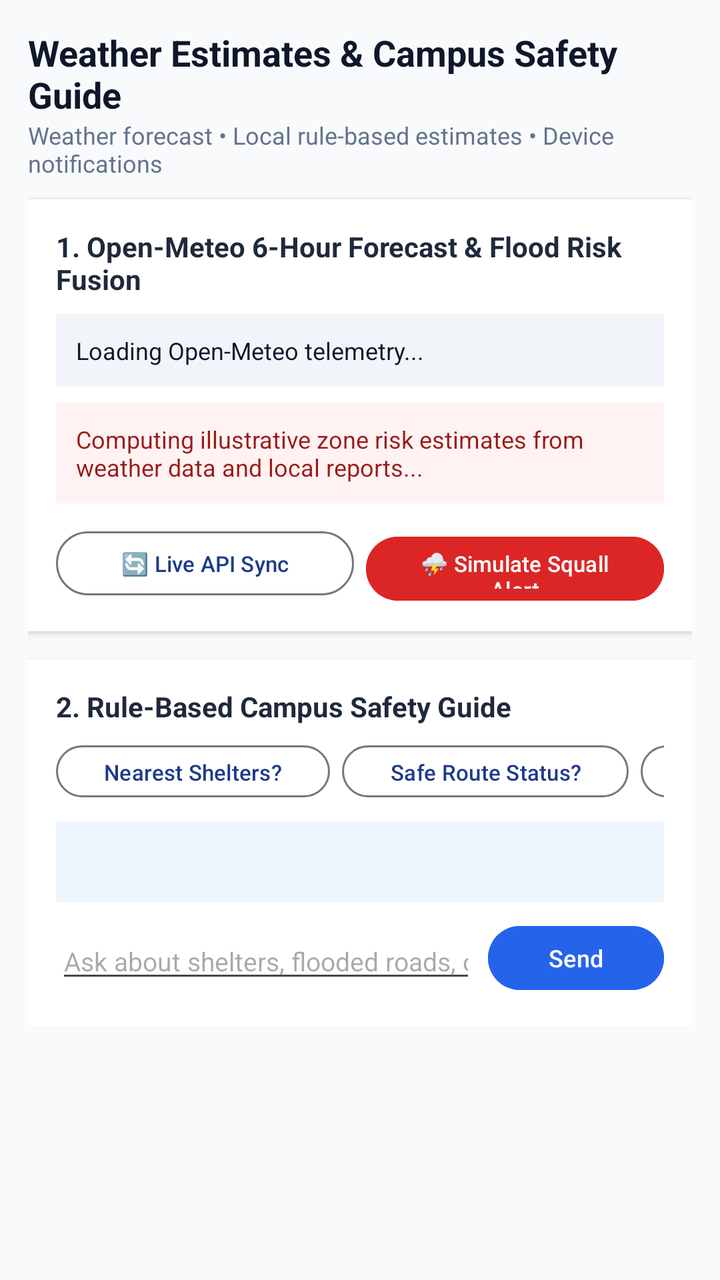
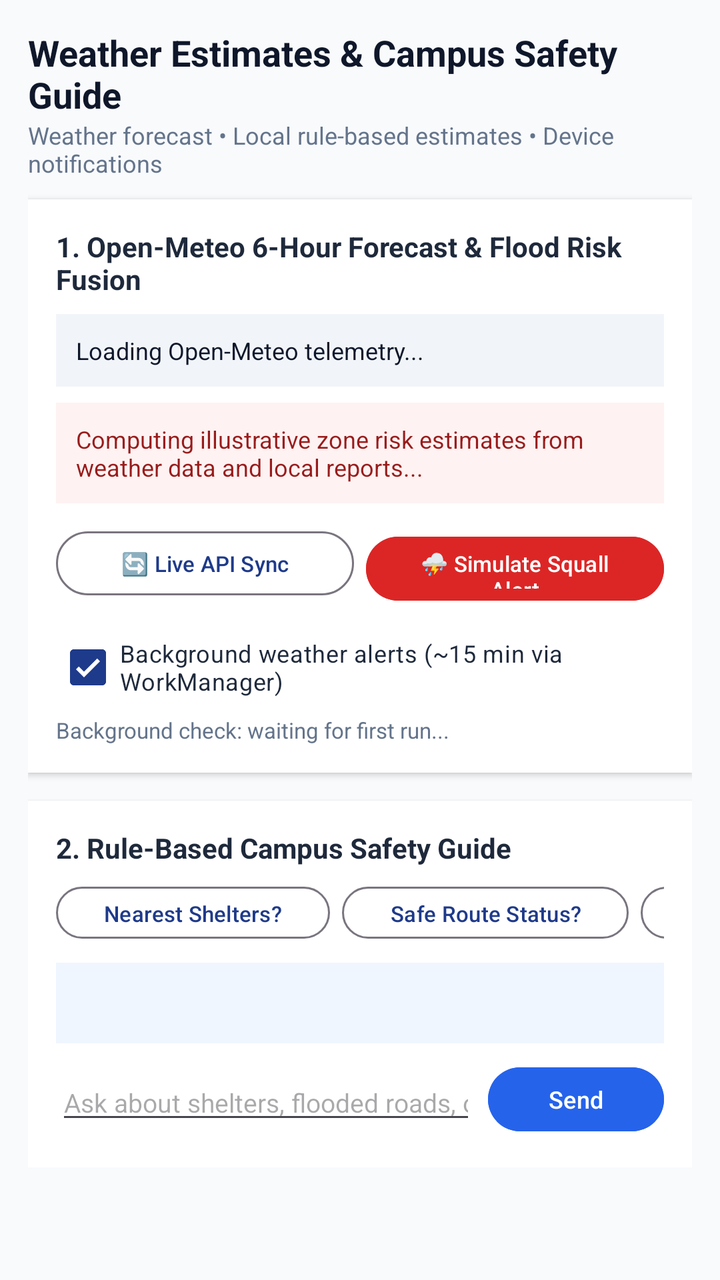

Before-and-after screenshots of an Android layout around one commit, followed by the original layout XML and the change that was made.
<!-- AndroidManifest.xml: application theme Theme.UMClearFlow -->
<!-- res/layout/fragment_weather_ai.xml -->
<?xml version="1.0" encoding="utf-8"?>
<ScrollView xmlns:android="http://schemas.android.com/apk/res/android"
    android:layout_width="match_parent"
    android:layout_height="match_parent"
    android:background="#F8FAFC"
    android:padding="14dp">

    <LinearLayout
        android:layout_width="match_parent"
        android:layout_height="wrap_content"
        android:orientation="vertical">

        <TextView
            android:layout_width="wrap_content"
            android:layout_height="wrap_content"
            android:text="Weather Estimates &amp; Campus Safety Guide"
            android:textColor="#0F172A"
            android:textSize="18sp"
            android:textStyle="bold" />

        <TextView
            android:layout_width="wrap_content"
            android:layout_height="wrap_content"
            android:layout_marginBottom="10dp"
            android:text="Weather forecast • Local rule-based estimates • Device notifications"
            android:textColor="#64748B"
            android:textSize="12sp" />

        
        <LinearLayout
            android:layout_width="match_parent"
            android:layout_height="wrap_content"
            android:background="#FFFFFF"
            android:elevation="2dp"
            android:orientation="vertical"
            android:padding="14dp">

            <TextView
                android:layout_width="wrap_content"
                android:layout_height="wrap_content"
                android:text="1. Open-Meteo 6-Hour Forecast &amp; Flood Risk Fusion"
                android:textColor="#1E293B"
                android:textSize="14sp"
                android:textStyle="bold" />

            <TextView
                android:id="@+id/tv_weather_live"
                android:layout_width="match_parent"
                android:layout_height="wrap_content"
                android:layout_marginTop="8dp"
                android:background="#F1F5F9"
                android:padding="10dp"
                android:text="Loading Open-Meteo telemetry..."
                android:textColor="#0F172A"
                android:textSize="12sp" />

            <TextView
                android:id="@+id/tv_risk_matrix"
                android:layout_width="match_parent"
                android:layout_height="wrap_content"
                android:layout_marginTop="8dp"
                android:background="#FEF2F2"
                android:padding="10dp"
                android:text="Computing illustrative zone risk estimates from weather data and local reports..."
                android:textColor="#991B1B"
                android:textSize="12sp" />

            <LinearLayout
                android:layout_width="match_parent"
                android:layout_height="wrap_content"
                android:layout_marginTop="10dp"
                android:orientation="horizontal">

                <Button
                    android:id="@+id/btn_refresh_weather"
                    style="?attr/materialButtonOutlinedStyle"
                    android:layout_width="0dp"
                    android:layout_height="40dp"
                    android:layout_marginEnd="6dp"
                    android:layout_weight="1"
                    android:text="🔄 Live API Sync"
                    android:textSize="11sp" />

                <Button
                    android:id="@+id/btn_simulate_squall"
                    android:layout_width="0dp"
                    android:layout_height="40dp"
                    android:layout_weight="1"
                    android:backgroundTint="#DC2626"
                    android:text="⛈️ Simulate Squall Alert"
                    android:textColor="#FFFFFF"
                    android:textSize="11sp" />
            </LinearLayout>
        </LinearLayout>

        
        <LinearLayout
            android:layout_width="match_parent"
            android:layout_height="wrap_content"
            android:layout_marginTop="14dp"
            android:background="#FFFFFF"
            android:elevation="2dp"
            android:orientation="vertical"
            android:padding="14dp">

            <TextView
                android:layout_width="wrap_content"
                android:layout_height="wrap_content"
                android:text="2. Rule-Based Campus Safety Guide"
                android:textColor="#1E293B"
                android:textSize="14sp"
                android:textStyle="bold" />

            
            <HorizontalScrollView
                android:layout_width="match_parent"
                android:layout_height="wrap_content"
                android:layout_marginTop="6dp"
                android:scrollbars="none">

                <LinearLayout
                    android:layout_width="wrap_content"
                    android:layout_height="wrap_content"
                    android:orientation="horizontal">

                    <Button
                        android:id="@+id/btn_prompt_shelter"
                        style="?attr/materialButtonOutlinedStyle"
                        android:layout_width="wrap_content"
                        android:layout_height="34dp"
                        android:layout_marginEnd="6dp"
                        android:text="Nearest Shelters?"
                        android:textSize="11sp" />

                    <Button
                        android:id="@+id/btn_prompt_route"
                        style="?attr/materialButtonOutlinedStyle"
                        android:layout_width="wrap_content"
                        android:layout_height="34dp"
                        android:layout_marginEnd="6dp"
                        android:text="Safe Route Status?"
                        android:textSize="11sp" />

                    <Button
                        android:id="@+id/btn_prompt_sos"
                        style="?attr/materialButtonOutlinedStyle"
                        android:layout_width="wrap_content"
                        android:layout_height="34dp"
                        android:text="Emergency Contacts"
                        android:textSize="11sp" />
                </LinearLayout>
            </HorizontalScrollView>

            <TextView
                android:id="@+id/tv_chat_history"
                android:layout_width="match_parent"
                android:layout_height="wrap_content"
                android:layout_marginTop="8dp"
                android:background="#EFF6FF"
                android:padding="12dp"
                android:textColor="#1E3A8A"
                android:textSize="12sp" />

            
            <LinearLayout
                android:layout_width="match_parent"
                android:layout_height="wrap_content"
                android:layout_marginTop="8dp"
                android:gravity="center_vertical"
                android:orientation="horizontal">

                <EditText
                    android:id="@+id/et_chat_input"
                    android:layout_width="0dp"
                    android:layout_height="wrap_content"
                    android:layout_weight="1"
                    android:hint="Ask about shelters, flooded roads, or SOP..."
                    android:inputType="textCapSentences"
                    android:textColor="#0F172A"
                    android:textSize="13sp" />

                <Button
                    android:id="@+id/btn_send_chat"
                    android:layout_width="wrap_content"
                    android:layout_height="40dp"
                    android:layout_marginStart="6dp"
                    android:backgroundTint="#2563EB"
                    android:text="Send"
                    android:textColor="#FFFFFF"
                    android:textSize="12sp" />
            </LinearLayout>
        </LinearLayout>

    </LinearLayout>
</ScrollView>
<!-- resources referenced by this layout -->
<resources>
  <style name="Theme.UMClearFlow" parent="Base.Theme.UMClearFlow" />
  <style name="Base.Theme.UMClearFlow" parent="Theme.Material3.Light.NoActionBar">
          <item name="colorPrimary">#1E3A8A</item>
          <item name="colorSecondary">#2563EB</item>
          <item name="android:statusBarColor">#0F172A</item>
      </style>
</resources>

<!-- the commit's change to res/layout/fragment_weather_ai.xml (unified diff, before → after) -->
@@ -91,6 +91,26 @@
                     android:textColor="#FFFFFF"
                     android:textSize="11sp" />
             </LinearLayout>
+
+            
+            <CheckBox
+                android:id="@+id/cb_bg_weather_alerts"
+                android:layout_width="match_parent"
+                android:layout_height="wrap_content"
+                android:layout_marginTop="8dp"
+                android:checked="true"
+                android:minHeight="48dp"
+                android:text="Background weather alerts (~15 min via WorkManager)"
+                android:textColor="#1E293B"
+                android:textSize="12sp" />
+
+            <TextView
+                android:id="@+id/tv_bg_alert_status"
+                android:layout_width="match_parent"
+                android:layout_height="wrap_content"
+                android:text="Background check: waiting for first run..."
+                android:textColor="#64748B"
+                android:textSize="11sp" />
         </LinearLayout>
 
         
